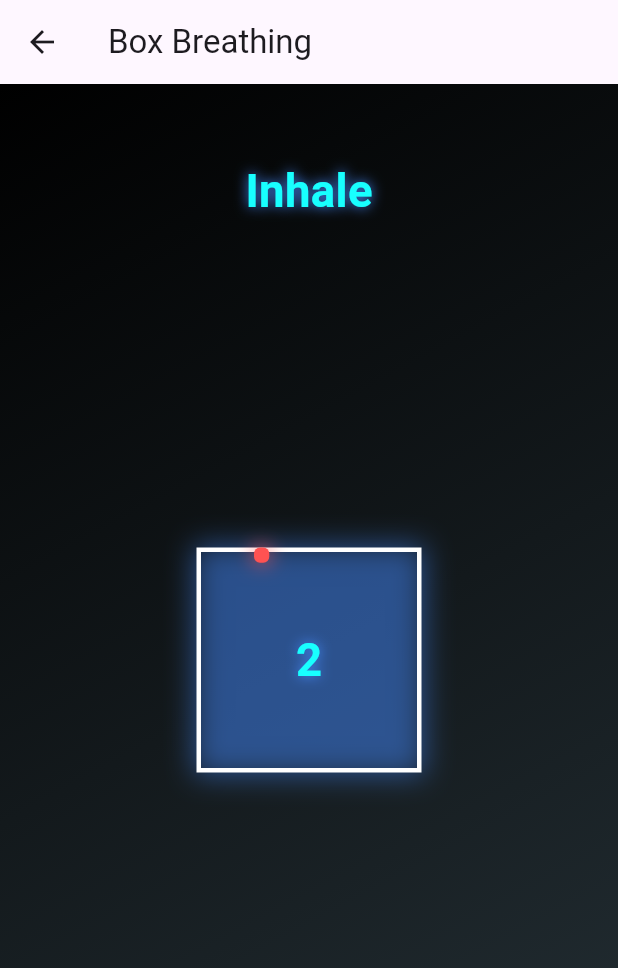
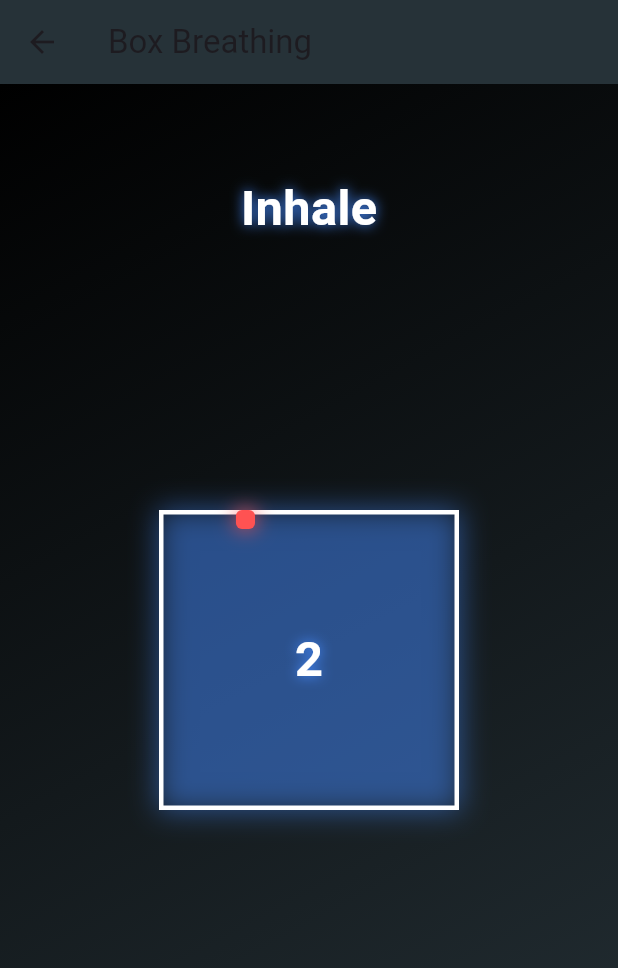
Before and after one commit to rasulsilva95/box-breather, a Flutter app: the screen it shows after launch, after a tap on "Breath", on a phone screen of 412 x 824 dp. Shown: the top 968 px of the screen. Run offline on Flutter 3.47's test engine with Material 3 defaults, Android fonts, the light colour scheme and no system bars.

Commit message:
main menu looking good

```diff
--- a/box_breather/lib/main.dart
+++ b/box_breather/lib/main.dart
@@ -22,18 +22,118 @@ class MainMenu extends StatelessWidget {
     return Scaffold(
       appBar: AppBar(
         title: Text('Main Menu'),
+        backgroundColor: Colors.blueGrey.shade900,
       ),
-      body: Center(
-        child: ElevatedButton(
+      body: Container(
+        decoration: BoxDecoration(
+          gradient: LinearGradient(
+            begin: Alignment.topLeft,
+            end: Alignment.bottomRight,
+            colors: [Colors.black, Colors.blueGrey.shade900],
+          ),
+        ),
+        child: Center(
+          child: Column(
+            mainAxisAlignment: MainAxisAlignment.center,
+            children: [
+              Column(
+                children: [
+                  Text(
+                    'Box',
+                    style: TextStyle(
+                      color: Colors.white,
+                      fontSize: 48, // Increased font size
+                      fontWeight: FontWeight.bold,
+                    ),
+                  ),
+                  Container(
+                    width: 200, // Increased width
+                    height: 200, // Increased height
+                    decoration: BoxDecoration(
+                      border: Border.all(color: Colors.white, width: 4), // Increased border width
+                      color: Colors.transparent, // No internal color
+                      boxShadow: [
+                        BoxShadow(
+                          color: Colors.blueAccent.withOpacity(0.5),
+                          blurRadius: 30, // Increased blur radius
+                          spreadRadius: 4, // Increased spread radius
+                        ),
+                      ],
+                    ),
+                    child: Center(
+                      child: Text(
+                        'Breather',
+                        style: TextStyle(
+                          color: Colors.white,
+                          fontSize: 36, // Increased font size
+                          fontWeight: FontWeight.bold,
+                        ),
+                      ),
+                    ),
+                  ),
+                ],
+              ),
+              SizedBox(height: 40), // Increased spacing
+              AnimatedButton(),
+            ],
+          ),
+        ),
+      ),
+    );
+  }
+}
+
+class AnimatedButton extends StatefulWidget {
+  @override
+  _AnimatedButtonState createState() => _AnimatedButtonState();
+}
+
+class _AnimatedButtonState extends State<AnimatedButton> with SingleTickerProviderStateMixin {
+  late AnimationController _controller;
+  late Animation<double> _animation;
+
+  @override
+  void initState() {
+    super.initState();
+    _controller = AnimationController(
+      duration: const Duration(seconds: 1),
+      vsync: this,
+    )..repeat(reverse: true);
+    _animation = Tween<double>(begin: 0.0, end: 10.0).animate(_controller);
+  }
+
+  @override
+  void dispose() {
+    _controller.dispose();
+    super.dispose();
+  }
+
+  @override
+  Widget build(BuildContext context) {
+    return AnimatedBuilder(
+      animation: _animation,
+      builder: (context, child) {
+        return ElevatedButton(
+          style: ElevatedButton.styleFrom(
+            backgroundColor: Colors.black, // Button color
+            foregroundColor: Colors.white, // Text color
+            side: BorderSide(color: Colors.blueAccent, width: 4), // Increased outline width
+            shadowColor: Colors.blueAccent.withOpacity(0.5),
+            elevation: _animation.value,
+            padding: EdgeInsets.symmetric(horizontal: 40, vertical: 20), // Increased padding
+          ),
           onPressed: () {
             Navigator.push(
               context,
               MaterialPageRoute(builder: (context) => BoxBreathingScreen()),
             );
           },
-          child: Text('Breath'),
-        ),
-      ),
+          child: Text(
+            'Breath',
+            style: TextStyle(fontSize: 24), // Increased font size
+          ),
+        );
+      },
     );
   }
 }
@@ -46,18 +146,18 @@ class BoxBreathingScreen extends StatefulWidget {
 class _BoxBreathingScreenState extends State<BoxBreathingScreen> {
   double positionX = 0;
   double positionY = 0;
-  double dynamicBoxSize = 8;
-  static const double outerBoxSize = 150;
+  double dynamicBoxSize = 10; // Further decreased initial size
+  static const double outerBoxSize = 200; // Further decreased outer box size
   int phase = 0;
   int countdown = 1;
   late Timer timer;
   static const int duration = 4; // 4 seconds per phase
-  static const double minBoxSize = 8;
-  static const double maxBoxSize = 16;
-  static const double lineThickness = 3;
+  static const double minBoxSize = 10; // Further decreased min box size
+  static const double maxBoxSize = 20; // Further decreased max box size
+  static const double lineThickness = 3; // Further decreased line thickness
   double elapsedTime = 0;
-  double baseTextSize = 28;
-  double maxTextSize = 42;
+  double baseTextSize = 30; // Further decreased base text size
+  double maxTextSize = 45; // Further decreased max text size
 
   @override
   void initState() {
@@ -128,6 +228,7 @@ class _BoxBreathingScreenState extends State<BoxBreathingScreen> {
     return Scaffold(
       appBar: AppBar(
         title: Text('Box Breathing'),
+        backgroundColor: Colors.blueGrey.shade900,
       ),
       body: Container(
         decoration: BoxDecoration(
@@ -144,7 +245,7 @@ class _BoxBreathingScreenState extends State<BoxBreathingScreen> {
               Align(
                 alignment: Alignment.topCenter,
                 child: Padding(
-                  padding: const EdgeInsets.only(top: 50.0),
+                  padding: const EdgeInsets.only(top: 60.0), // Further decreased padding
                   child: Text(
                     phase == 0
                         ? "Inhale"
@@ -154,7 +255,7 @@ class _BoxBreathingScreenState extends State<BoxBreathingScreen> {
                                 ? "Exhale"
                                 : "Hold",
                     style: TextStyle(
-                      color: Colors.cyanAccent,
+                      color: Colors.white, // Changed to white
                       fontSize: textSize,
                       fontWeight: FontWeight.bold,
                       shadows: [
@@ -178,8 +279,8 @@ class _BoxBreathingScreenState extends State<BoxBreathingScreen> {
                         boxShadow: [
                           BoxShadow(
                             color: Colors.blueAccent.withOpacity(0.5),
-                            blurRadius: 15,
-                            spreadRadius: 2,
+                            blurRadius: 15, // Further decreased blur radius
+                            spreadRadius: 1, // Further decreased spread radius
                           ),
                         ],
                       ),
@@ -192,12 +293,12 @@ class _BoxBreathingScreenState extends State<BoxBreathingScreen> {
                         height: dynamicBoxSize,
                         decoration: BoxDecoration(
                           color: Colors.redAccent,
-                          borderRadius: BorderRadius.circular(4),
+                          borderRadius: BorderRadius.circular(4), // Further decreased border radius
                           boxShadow: [
                             BoxShadow(
                               color: Colors.redAccent.withOpacity(0.7),
-                              blurRadius: 10,
-                              spreadRadius: 1,
+                              blurRadius: 10, // Further decreased blur radius
+                              spreadRadius: 1, // Further decreased spread radius
                             ),
                           ],
                         ),
@@ -207,7 +308,7 @@ class _BoxBreathingScreenState extends State<BoxBreathingScreen> {
                       child: Text(
                         '$countdown',
                         style: TextStyle(
-                          color: Colors.cyanAccent,
+                          color: Colors.white, // Changed to white
                           fontSize: textSize,
                           fontWeight: FontWeight.bold,
                           shadows: [
```
